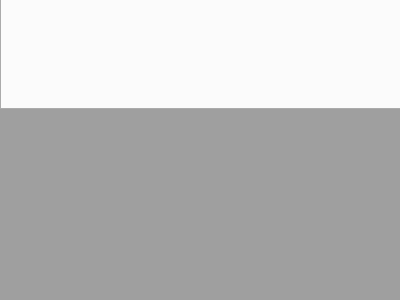
Before: the Qt Designer form processflow_main.ui in yukuan1991/process_flow_project, drawn with Qt 5.
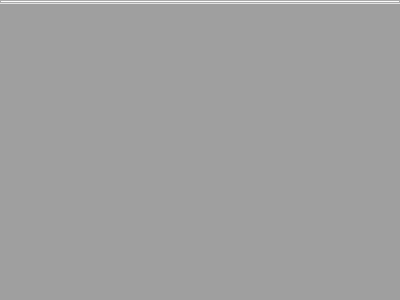
After: the same form once the commit is applied. Custom widgets are drawn as their Qt base class.

Diff of the .ui file:
```diff
--- a/processflow_main.ui
+++ b/processflow_main.ui
@@ -13,26 +13,29 @@
   <property name="windowTitle">
    <string>Process Flow Sheet</string>
   </property>
-  <widget class="ribbon" name="process_ribbon">
-   <property name="geometry">
-    <rect>
-     <x>0</x>
-     <y>-1</y>
-     <width>401</width>
-     <height>111</height>
-    </rect>
+  <layout class="QVBoxLayout" name="verticalLayout">
+   <property name="spacing">
+    <number>0</number>
    </property>
-  </widget>
-  <widget class="QMdiArea" name="mdiarea">
-   <property name="geometry">
-    <rect>
-     <x>-1</x>
-     <y>109</y>
-     <width>401</width>
-     <height>191</height>
-    </rect>
+   <property name="leftMargin">
+    <number>0</number>
    </property>
-  </widget>
+   <property name="topMargin">
+    <number>0</number>
+   </property>
+   <property name="rightMargin">
+    <number>0</number>
+   </property>
+   <property name="bottomMargin">
+    <number>0</number>
+   </property>
+   <item>
+    <widget class="ribbon" name="process_ribbon"/>
+   </item>
+   <item>
+    <widget class="QMdiArea" name="mdiarea"/>
+   </item>
+  </layout>
  </widget>
  <customwidgets>
   <customwidget>
```
